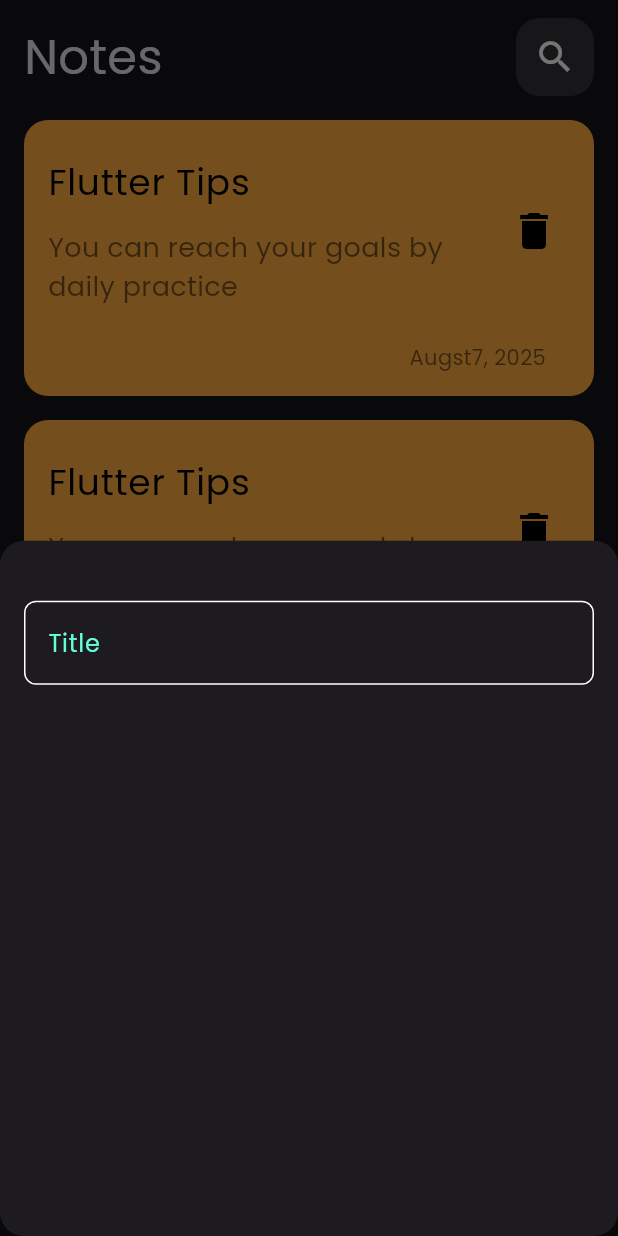
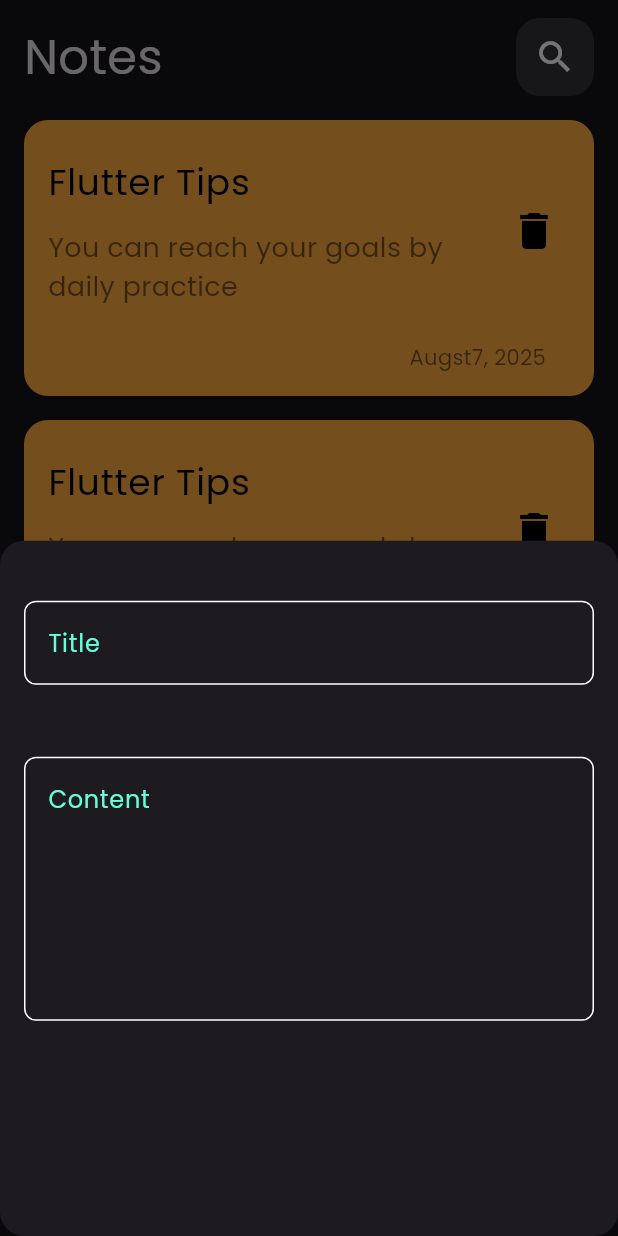
Before and after one commit to RehamIssa/notes_app, a Flutter app: the screen it shows after launch, after a tap on the "add" icon, on a phone screen of 412 x 824 dp. Run offline on Flutter 3.47's test engine with Material 3 defaults, Android fonts, the phone set to English and light mode, and no system bars.

Commit message:
add fields to bottom sheet

```diff
--- a/lib/widgets/add_note_bottom_sheet.dart
+++ b/lib/widgets/add_note_bottom_sheet.dart
@@ -1,5 +1,4 @@
 import 'package:flutter/material.dart';
-import 'package:notes_app/constants.dart';
 import 'package:notes_app/widgets/custom_text_field.dart';
 
 class AddNoteBottomSheet extends StatelessWidget {
@@ -14,7 +13,16 @@ class AddNoteBottomSheet extends StatelessWidget {
           SizedBox(
             height: 24,
           ),
-          CustomTextField(),
+          CustomTextField(
+            hintText: 'Title',
+          ),
+          SizedBox(
+            height: 48,
+          ),
+          CustomTextField(
+            hintText: 'Content',
+            maxLines: 6,
+          ),
         ],
       ),
     );
--- a/lib/widgets/custom_text_field.dart
+++ b/lib/widgets/custom_text_field.dart
@@ -2,14 +2,16 @@ import 'package:flutter/material.dart';
 import 'package:notes_app/constants.dart';
 
 class CustomTextField extends StatelessWidget {
-  const CustomTextField({super.key});
-
+  const CustomTextField({super.key, required this.hintText, this.maxLines = 1});
+  final String hintText;
+  final int maxLines;
   @override
   Widget build(BuildContext context) {
     return TextField(
       cursorColor: kPrimaryColor,
+      maxLines: maxLines,
       decoration: InputDecoration(
-        hintText: 'Title',
+        hintText: hintText,
         hintStyle: TextStyle(
           color: kPrimaryColor,
         ),
```
